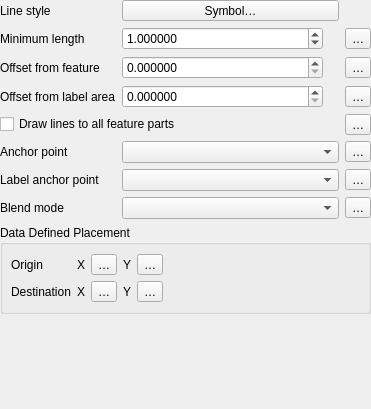
First picture: the form in src/ui/callouts/widget_simplelinecallout.ui, repository qgis/QGIS, before the edit.
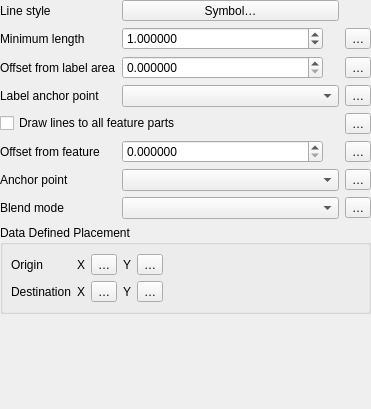
Second picture: the form after the edit. Custom widgets are drawn as their Qt base class.

Commit message:
Reorganize linear callouts dialog
- Group callout properties of the same type (rendering vs relation with feature)
- Fix tab order

Diff of the .ui file:
```diff
--- a/src/ui/callouts/widget_simplelinecallout.ui
+++ b/src/ui/callouts/widget_simplelinecallout.ui
@@ -48,7 +48,7 @@
        </property>
       </widget>
      </item>
-     <item row="3" column="1">
+     <item row="2" column="1">
       <widget class="QgsDoubleSpinBox" name="mOffsetFromLabelSpin">
        <property name="sizePolicy">
         <sizepolicy hsizetype="Preferred" vsizetype="Fixed">
@@ -73,7 +73,7 @@
        </property>
       </widget>
      </item>
-     <item row="2" column="0">
+     <item row="5" column="0">
       <widget class="QLabel" name="mOffsetFromAnchorLbl">
        <property name="text">
         <string>Offset from feature</string>
@@ -93,14 +93,14 @@
        </property>
       </widget>
      </item>
-     <item row="2" column="3">
+     <item row="5" column="3">
       <widget class="QgsPropertyOverrideButton" name="mOffsetFromAnchorDDBtn">
        <property name="text">
         <string>…</string>
        </property>
       </widget>
      </item>
-     <item row="2" column="2">
+     <item row="5" column="2">
       <widget class="QgsUnitSelectionWidget" name="mOffsetFromAnchorUnitWidget" native="true">
        <property name="minimumSize">
         <size>
@@ -113,7 +113,7 @@
        </property>
       </widget>
      </item>
-     <item row="3" column="3">
+     <item row="2" column="3">
       <widget class="QgsPropertyOverrideButton" name="mOffsetFromLabelDDBtn">
        <property name="text">
         <string>…</string>
@@ -140,24 +140,24 @@
        </property>
       </widget>
      </item>
-     <item row="6" column="1" colspan="2">
+     <item row="3" column="1" colspan="2">
       <widget class="QComboBox" name="mLabelAnchorPointComboBox"/>
      </item>
-     <item row="5" column="3">
+     <item row="6" column="3">
       <widget class="QgsPropertyOverrideButton" name="mAnchorPointDDBtn">
        <property name="text">
         <string>…</string>
        </property>
       </widget>
      </item>
-     <item row="3" column="0">
+     <item row="2" column="0">
       <widget class="QLabel" name="mOffsetFromLabelLbl">
        <property name="text">
         <string>Offset from label area</string>
        </property>
       </widget>
      </item>
-     <item row="2" column="1">
+     <item row="5" column="1">
       <widget class="QgsDoubleSpinBox" name="mOffsetFromAnchorSpin">
        <property name="sizePolicy">
         <sizepolicy hsizetype="Preferred" vsizetype="Fixed">
@@ -199,14 +199,14 @@
        </property>
      </widget>
      </item>
-     <item row="6" column="0">
+     <item row="3" column="0">
       <widget class="QLabel" name="mAnchorPointLbl_2">
        <property name="text">
         <string>Label anchor point</string>
        </property>
       </widget>
      </item>
-     <item row="3" column="2">
+     <item row="2" column="2">
       <widget class="QgsUnitSelectionWidget" name="mOffsetFromLabelUnitWidget" native="true">
        <property name="minimumSize">
         <size>
@@ -251,7 +251,7 @@
        </property>
       </widget>
      </item>
-     <item row="5" column="1" colspan="2">
+     <item row="6" column="1" colspan="2">
       <widget class="QComboBox" name="mAnchorPointComboBox"/>
      </item>
      <item row="1" column="0">
@@ -261,14 +261,14 @@
        </property>
       </widget>
      </item>
-     <item row="6" column="3">
+     <item row="3" column="3">
       <widget class="QgsPropertyOverrideButton" name="mLabelAnchorPointDDBtn">
        <property name="text">
         <string>…</string>
        </property>
       </widget>
      </item>
-     <item row="5" column="0">
+     <item row="6" column="0">
       <widget class="QLabel" name="mAnchorPointLbl">
        <property name="text">
         <string>Anchor point</string>
```
Left out of the diff: 10 changed lines with no effect on the pictures. The commit also changes 1 other file.
